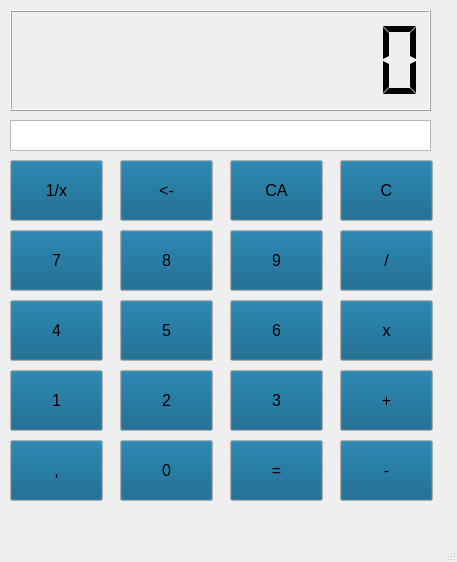
This is calculadora.ui in ThiagoServulo/Calculadora as Qt 5 draws it before an edit. The edited form follows.
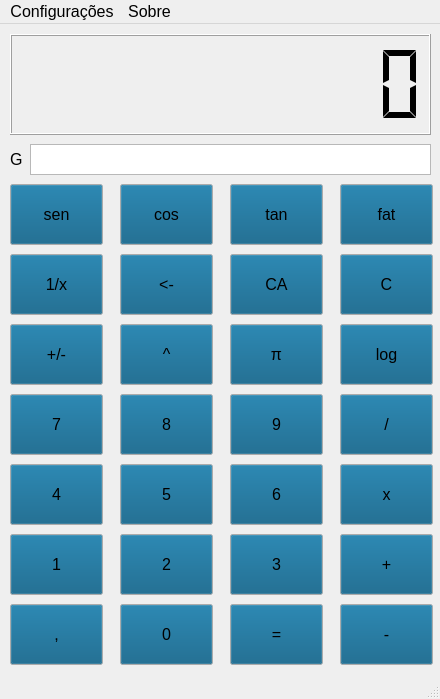
This is the edited form. Icons and pictures are not drawn.

Diff of the .ui file:
```diff
--- a/calculadora.ui
+++ b/calculadora.ui
@@ -1,13 +1,16 @@
 <?xml version="1.0" encoding="UTF-8"?>
 <ui version="4.0">
- <class>MainWindow</class>
- <widget class="QMainWindow" name="MainWindow">
+ <class>Calculadora</class>
+ <widget class="QMainWindow" name="Calculadora">
+  <property name="enabled">
+   <bool>true</bool>
+  </property>
   <property name="geometry">
    <rect>
     <x>0</x>
     <y>0</y>
-    <width>457</width>
-    <height>562</height>
+    <width>440</width>
+    <height>699</height>
    </rect>
   </property>
   <property name="maximumSize">
@@ -103,7 +106,7 @@
     <property name="geometry">
      <rect>
       <x>10</x>
-      <y>230</y>
+      <y>370</y>
       <width>93</width>
       <height>61</height>
      </rect>
@@ -116,7 +119,7 @@
     <property name="geometry">
      <rect>
       <x>120</x>
-      <y>230</y>
+      <y>370</y>
       <width>93</width>
       <height>61</height>
      </rect>
@@ -129,7 +132,7 @@
     <property name="geometry">
      <rect>
       <x>230</x>
-      <y>230</y>
+      <y>370</y>
       <width>93</width>
       <height>61</height>
      </rect>
@@ -142,7 +145,7 @@
     <property name="geometry">
      <rect>
       <x>120</x>
-      <y>300</y>
+      <y>440</y>
       <width>93</width>
       <height>61</height>
      </rect>
@@ -155,7 +158,7 @@
     <property name="geometry">
      <rect>
       <x>230</x>
-      <y>300</y>
+      <y>440</y>
       <width>93</width>
       <height>61</height>
      </rect>
@@ -168,7 +171,7 @@
     <property name="geometry">
      <rect>
       <x>10</x>
-      <y>300</y>
+      <y>440</y>
       <width>93</width>
       <height>61</height>
      </rect>
@@ -181,7 +184,7 @@
     <property name="geometry">
      <rect>
       <x>10</x>
-      <y>370</y>
+      <y>510</y>
       <width>93</width>
       <height>61</height>
      </rect>
@@ -194,7 +197,7 @@
     <property name="geometry">
      <rect>
       <x>120</x>
-      <y>370</y>
+      <y>510</y>
       <width>93</width>
       <height>61</height>
      </rect>
@@ -207,7 +210,7 @@
     <property name="geometry">
      <rect>
       <x>230</x>
-      <y>370</y>
+      <y>510</y>
       <width>93</width>
       <height>61</height>
      </rect>
@@ -220,7 +223,7 @@
     <property name="geometry">
      <rect>
       <x>10</x>
-      <y>440</y>
+      <y>580</y>
       <width>93</width>
       <height>61</height>
      </rect>
@@ -233,7 +236,7 @@
     <property name="geometry">
      <rect>
       <x>230</x>
-      <y>440</y>
+      <y>580</y>
       <width>93</width>
       <height>61</height>
      </rect>
@@ -246,7 +249,7 @@
     <property name="geometry">
      <rect>
       <x>120</x>
-      <y>440</y>
+      <y>580</y>
       <width>93</width>
       <height>61</height>
      </rect>
@@ -262,7 +265,7 @@
     <property name="geometry">
      <rect>
       <x>340</x>
-      <y>300</y>
+      <y>440</y>
       <width>93</width>
       <height>61</height>
      </rect>
@@ -275,7 +278,7 @@
     <property name="geometry">
      <rect>
       <x>340</x>
-      <y>440</y>
+      <y>580</y>
       <width>93</width>
       <height>61</height>
      </rect>
@@ -288,7 +291,7 @@
     <property name="geometry">
      <rect>
       <x>340</x>
-      <y>370</y>
+      <y>510</y>
       <width>93</width>
       <height>61</height>
      </rect>
@@ -301,7 +304,7 @@
     <property name="geometry">
      <rect>
       <x>340</x>
-      <y>230</y>
+      <y>370</y>
       <width>93</width>
       <height>61</height>
      </rect>
@@ -313,9 +316,9 @@
    <widget class="QListWidget" name="Memoria">
     <property name="geometry">
      <rect>
-      <x>10</x>
+      <x>30</x>
       <y>120</y>
-      <width>421</width>
+      <width>401</width>
       <height>31</height>
      </rect>
     </property>
@@ -324,7 +327,7 @@
     <property name="geometry">
      <rect>
       <x>10</x>
-      <y>160</y>
+      <y>230</y>
       <width>93</width>
       <height>61</height>
      </rect>
@@ -337,7 +340,7 @@
     <property name="geometry">
      <rect>
       <x>230</x>
-      <y>160</y>
+      <y>230</y>
       <width>93</width>
       <height>61</height>
      </rect>
@@ -350,7 +353,7 @@
     <property name="geometry">
      <rect>
       <x>340</x>
-      <y>160</y>
+      <y>230</y>
       <width>93</width>
       <height>61</height>
      </rect>
@@ -363,7 +366,7 @@
     <property name="geometry">
      <rect>
       <x>120</x>
-      <y>160</y>
+      <y>230</y>
       <width>93</width>
       <height>61</height>
      </rect>
@@ -375,16 +378,209 @@
      <bool>false</bool>
     </property>
    </widget>
+   <widget class="QPushButton" name="Inverter_sinal">
+    <property name="geometry">
+     <rect>
+      <x>10</x>
+      <y>300</y>
+      <width>93</width>
+      <height>61</height>
+     </rect>
+    </property>
+    <property name="statusTip">
+     <string>Inverte sinal &quot;Atalho: I&quot;</string>
+    </property>
+    <property name="text">
+     <string>+/-</string>
+    </property>
+    <property name="shortcut">
+     <string>I</string>
+    </property>
+   </widget>
+   <widget class="QPushButton" name="Elevado">
+    <property name="geometry">
+     <rect>
+      <x>120</x>
+      <y>300</y>
+      <width>93</width>
+      <height>61</height>
+     </rect>
+    </property>
+    <property name="statusTip">
+     <string>Elevado &quot;Atalho: E&quot;</string>
+    </property>
+    <property name="text">
+     <string>^</string>
+    </property>
+    <property name="shortcut">
+     <string>E</string>
+    </property>
+    <property name="autoDefault">
+     <bool>false</bool>
+    </property>
+   </widget>
+   <widget class="QPushButton" name="Pi">
+    <property name="geometry">
+     <rect>
+      <x>230</x>
+      <y>300</y>
+      <width>93</width>
+      <height>61</height>
+     </rect>
+    </property>
+    <property name="statusTip">
+     <string>Número pi &quot;Atalho: P&quot;</string>
+    </property>
+    <property name="text">
+     <string>π</string>
+    </property>
+    <property name="shortcut">
+     <string>P</string>
+    </property>
+   </widget>
+   <widget class="QPushButton" name="Logaritmo">
+    <property name="geometry">
+     <rect>
+      <x>340</x>
+      <y>300</y>
+      <width>93</width>
+      <height>61</height>
+     </rect>
+    </property>
+    <property name="statusTip">
+     <string>Logarítimo &quot;Atalho: L&quot;</string>
+    </property>
+    <property name="text">
+     <string>log</string>
+    </property>
+    <property name="shortcut">
+     <string>L</string>
+    </property>
+   </widget>
+   <widget class="QPushButton" name="Seno">
+    <property name="geometry">
+     <rect>
+      <x>10</x>
+      <y>160</y>
+      <width>93</width>
+      <height>61</height>
+     </rect>
+    </property>
+    <property name="statusTip">
+     <string>Seno &quot;Atalho: S&quot;</string>
+    </property>
+    <property name="text">
+     <string>sen</string>
+    </property>
+    <property name="shortcut">
+     <string>S</string>
+    </property>
+   </widget>
+   <widget class="QPushButton" name="Tangente">
+    <property name="geometry">
+     <rect>
+      <x>230</x>
+      <y>160</y>
+      <width>93</width>
+      <height>61</height>
+     </rect>
+    </property>
+    <property name="statusTip">
+     <string>Tangente &quot;Atalho: T&quot;</string>
+    </property>
+    <property name="whatsThis">
+     <string/>
+    </property>
+    <property name="accessibleDescription">
+     <string/>
+    </property>
+    <property name="text">
+     <string>tan</string>
+    </property>
+    <property name="shortcut">
+     <string>T</string>
+    </property>
+   </widget>
+   <widget class="QPushButton" name="Fatorial">
+    <property name="geometry">
+     <rect>
+      <x>340</x>
+      <y>160</y>
+      <width>93</width>
+      <height>61</height>
+     </rect>
+    </property>
+    <property name="statusTip">
+     <string>Fatorial &quot;Atalho: F&quot;</string>
+    </property>
+    <property name="text">
+     <string>fat</string>
+    </property>
+    <property name="shortcut">
+     <string>F</string>
+    </property>
+   </widget>
+   <widget class="QPushButton" name="Cosseno">
+    <property name="geometry">
+     <rect>
+      <x>120</x>
+      <y>160</y>
+      <width>93</width>
+      <height>61</height>
+     </rect>
+    </property>
+    <property name="statusTip">
+     <string>Cosseno &quot;Atalho: C&quot;</string>
+    </property>
+    <property name="text">
+     <string>cos</string>
+    </property>
+    <property name="shortcut">
+     <string>C</string>
+    </property>
+    <property name="autoDefault">
+     <bool>false</bool>
+    </property>
+   </widget>
+   <widget class="QLabel" name="Modo_Calculadora">
+    <property name="geometry">
+     <rect>
+      <x>10</x>
+      <y>120</y>
+      <width>16</width>
+      <height>31</height>
+     </rect>
+    </property>
+    <property name="text">
+     <string>G</string>
+    </property>
+   </widget>
   </widget>
   <widget class="QMenuBar" name="menubar">
    <property name="geometry">
     <rect>
      <x>0</x>
      <y>0</y>
-     <width>457</width>
+     <width>440</width>
      <height>27</height>
     </rect>
    </property>
+   <widget class="QMenu" name="menuConfigura_es">
+    <property name="title">
+     <string>Configurações</string>
+    </property>
+    <addaction name="separator"/>
+    <addaction name="Apagar_Historico"/>
+    <addaction name="Configurar"/>
+   </widget>
+   <widget class="QMenu" name="menuSobre">
+    <property name="title">
+     <string>Sobre</string>
+    </property>
+    <addaction name="Versao"/>
+   </widget>
+   <addaction name="menuConfigura_es"/>
+   <addaction name="menuSobre"/>
   </widget>
   <widget class="QStatusBar" name="statusbar"/>
  </widget>
```
Left out of the diff: 168 changed lines with no effect on the pictures.
